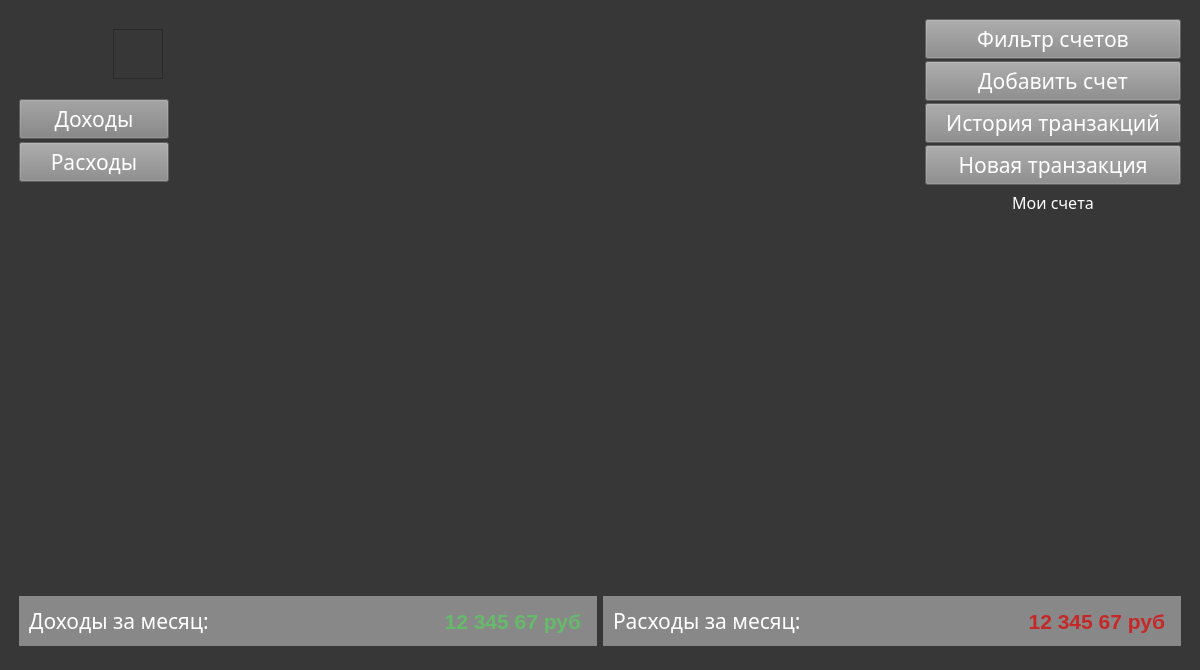
Above: ui/main.ui from Protocs/OkayMoney before the change. Below: the same form after it.
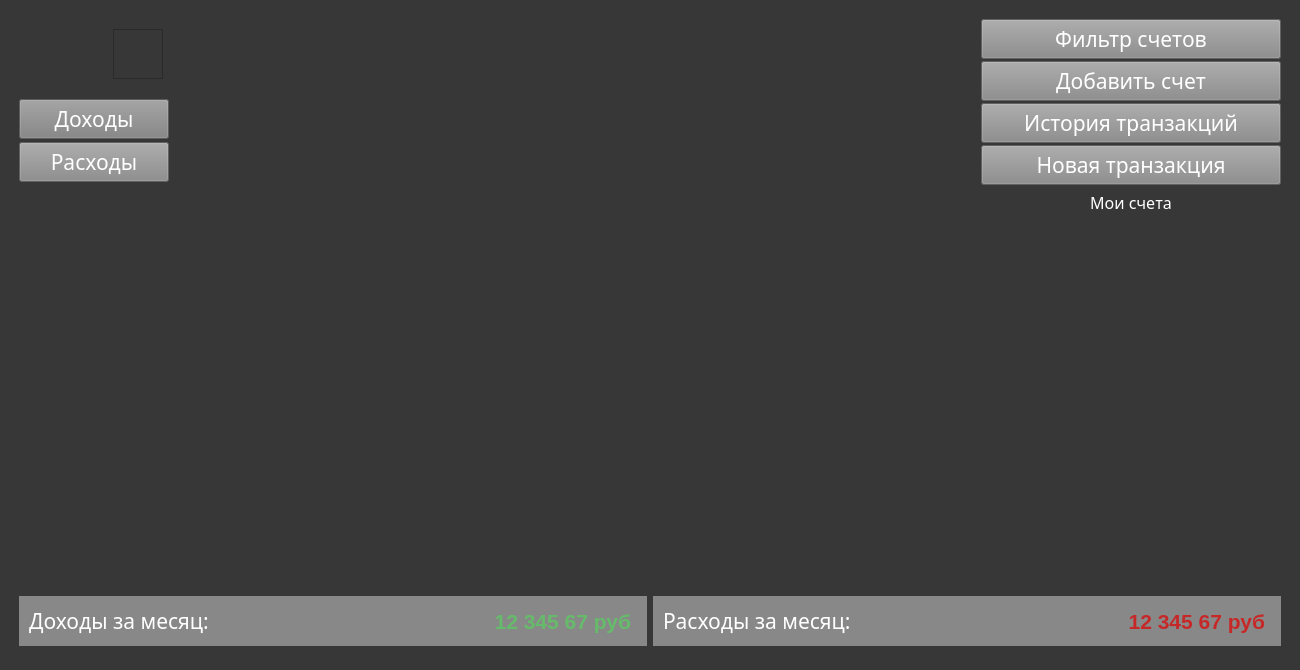
That is the form after the change. Icons and pictures are not drawn.

```diff
--- a/ui/main.ui
+++ b/ui/main.ui
@@ -6,13 +6,19 @@
    <rect>
     <x>0</x>
     <y>0</y>
-    <width>1200</width>
+    <width>1300</width>
     <height>670</height>
    </rect>
   </property>
+  <property name="sizePolicy">
+   <sizepolicy hsizetype="Preferred" vsizetype="Preferred">
+    <horstretch>0</horstretch>
+    <verstretch>0</verstretch>
+   </sizepolicy>
+  </property>
   <property name="minimumSize">
    <size>
-    <width>1200</width>
+    <width>1300</width>
     <height>670</height>
    </size>
   </property>
@@ -30,9 +36,21 @@
 color: rgb(255, 255, 255);</string>
   </property>
   <widget class="QWidget" name="centralwidget">
+   <property name="sizePolicy">
+    <sizepolicy hsizetype="Minimum" vsizetype="Minimum">
+     <horstretch>0</horstretch>
+     <verstretch>0</verstretch>
+    </sizepolicy>
+   </property>
+   <property name="minimumSize">
+    <size>
+     <width>1300</width>
+     <height>0</height>
+    </size>
+   </property>
    <layout class="QVBoxLayout" name="verticalLayout_3">
     <property name="sizeConstraint">
-     <enum>QLayout::SetMinimumSize</enum>
+     <enum>QLayout::SetNoConstraint</enum>
     </property>
     <item>
      <spacer name="verticalSpacer_2">
@@ -65,6 +83,9 @@
           <property name="spacing">
            <number>2</number>
           </property>
+          <property name="sizeConstraint">
+           <enum>QLayout::SetFixedSize</enum>
+          </property>
           <item>
            <widget class="QPushButton" name="accounts_filter_btn">
             <property name="minimumSize">
```
Left out of the diff: 6 changed lines with no effect on the pictures.
